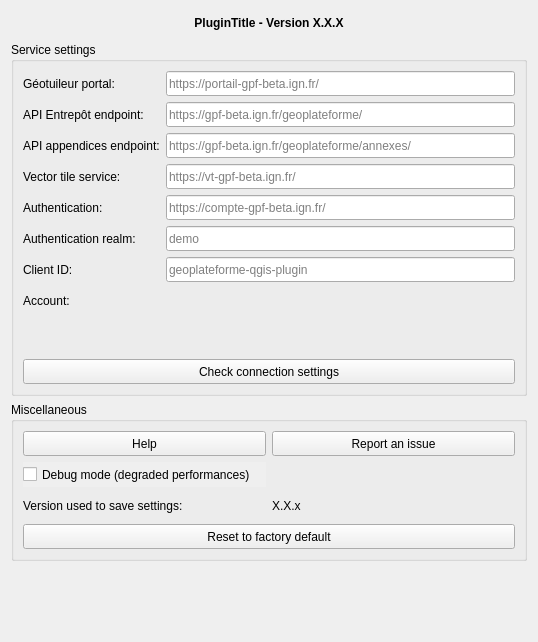
JulesGrillot/plugin-qgis-geoplateforme, file geoplateforme/gui/dlg_settings.ui: the form before one commit.
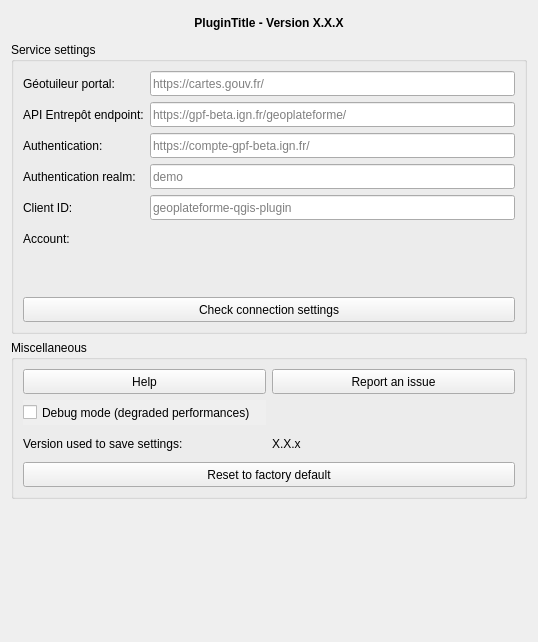
The form after the commit. Icons and pictures are not drawn. Custom widgets are drawn as their Qt base class.

```diff
--- a/geoplateforme/gui/dlg_settings.ui
+++ b/geoplateforme/gui/dlg_settings.ui
@@ -98,28 +98,7 @@
         </property>
        </widget>
       </item>
-      <item row="3" column="1">
-       <widget class="QLineEdit" name="lne_url_service_vt">
-        <property name="minimumSize">
-         <size>
-          <width>150</width>
-          <height>25</height>
-         </size>
-        </property>
-        <property name="maximumSize">
-         <size>
-          <width>1000</width>
-          <height>30</height>
-         </size>
-        </property>
-        <property name="inputMethodHints">
-         <set>Qt::ImhUrlCharactersOnly</set>
-        </property>
-        <property name="placeholderText">
-         <string notr="true">https://vt-gpf-beta.ign.fr/</string>
-        </property>
-       </widget>
-      </item>
+
       <item row="6" column="1">
        <widget class="QLineEdit" name="lne_auth_client_id">
         <property name="minimumSize">
@@ -262,26 +241,7 @@
          <set>Qt::ImhUrlCharactersOnly</set>
         </property>
         <property name="placeholderText">
-         <string notr="true">https://portail-gpf-beta.ign.fr/</string>
-        </property>
-       </widget>
-      </item>
-      <item row="3" column="0">
-       <widget class="QLabel" name="lbl_url_service_vt">
-        <property name="minimumSize">
-         <size>
-          <width>50</width>
-          <height>25</height>
-         </size>
-        </property>
-        <property name="maximumSize">
-         <size>
-          <width>16777215</width>
-          <height>30</height>
-         </size>
-        </property>
-        <property name="text">
-         <string>Vector tile service:</string>
+         <string notr="true">https://cartes.gouv.fr/</string>
         </property>
        </widget>
       </item>
@@ -352,26 +312,6 @@
         </property>
        </widget>
       </item>
-      <item row="2" column="0">
-       <widget class="QLabel" name="lbl_url_api_appendices">
-        <property name="text">
-         <string>API appendices endpoint:</string>
-        </property>
-       </widget>
-      </item>
-      <item row="2" column="1">
-       <widget class="QLineEdit" name="lne_url_api_appendices">
-        <property name="minimumSize">
-         <size>
-          <width>150</width>
-          <height>25</height>
-         </size>
-        </property>
-        <property name="placeholderText">
-         <string notr="true">https://gpf-beta.ign.fr/geoplateforme/annexes/</string>
-        </property>
-       </widget>
-      </item>
      </layout>
     </widget>
    </item>
```
